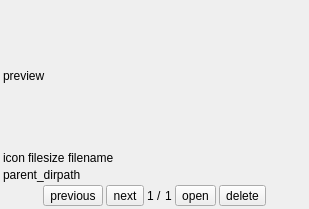
The window that components/widget_assembler_comics_preview/widget_comic_preview/res/comic_preview.ui (PPJUST/ComicDup) describes before a commit, drawn with Qt 5.
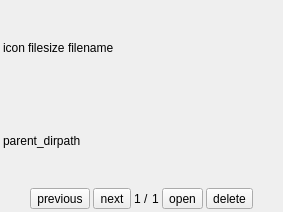
The same window after the commit.

The edit to the form file:
```diff
--- a/components/widget_assembler_comics_preview/widget_comic_preview/res/comic_preview.ui
+++ b/components/widget_assembler_comics_preview/widget_comic_preview/res/comic_preview.ui
@@ -6,8 +6,8 @@
    <rect>
     <x>0</x>
     <y>0</y>
-    <width>309</width>
-    <height>209</height>
+    <width>283</width>
+    <height>212</height>
    </rect>
   </property>
   <property name="windowTitle">
@@ -30,11 +30,11 @@
     <number>3</number>
    </property>
    <item>
-    <widget class="QLabel" name="label_preview">
-     <property name="text">
-      <string>preview</string>
+    <layout class="QVBoxLayout" name="verticalLayout_preview">
+     <property name="spacing">
+      <number>0</number>
      </property>
-    </widget>
+    </layout>
    </item>
    <item>
     <layout class="QVBoxLayout" name="verticalLayout">
```
